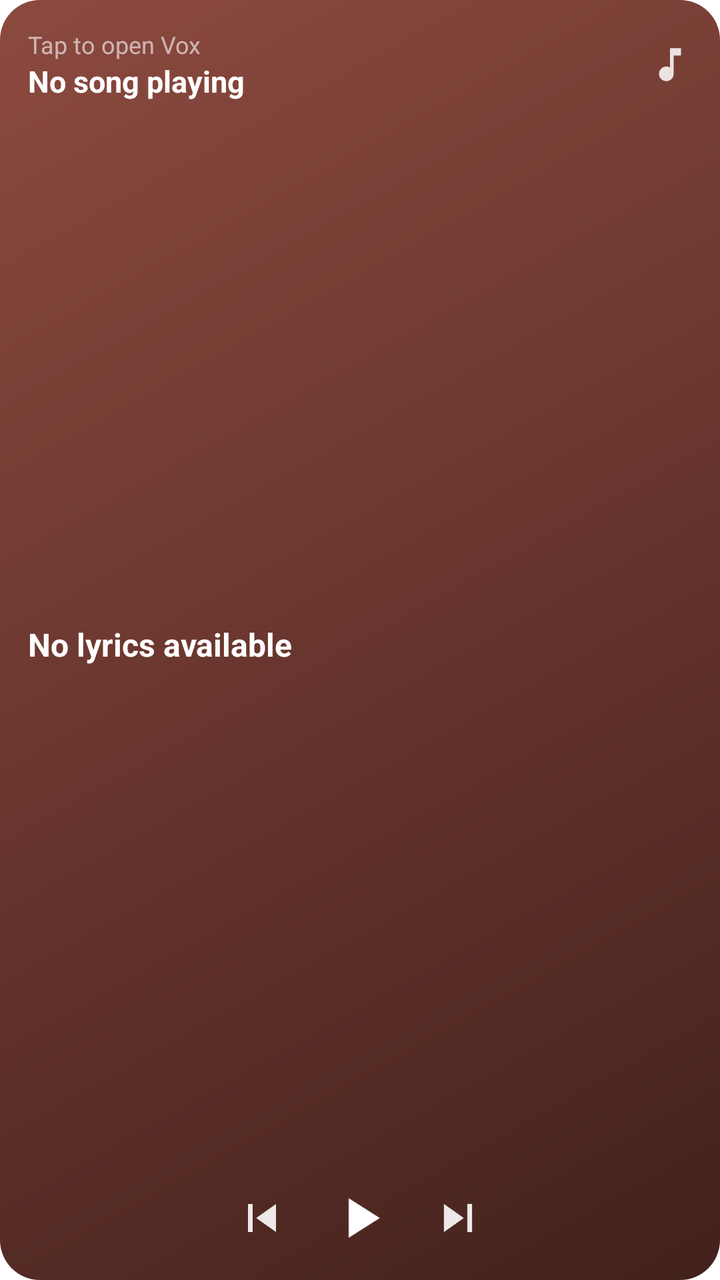
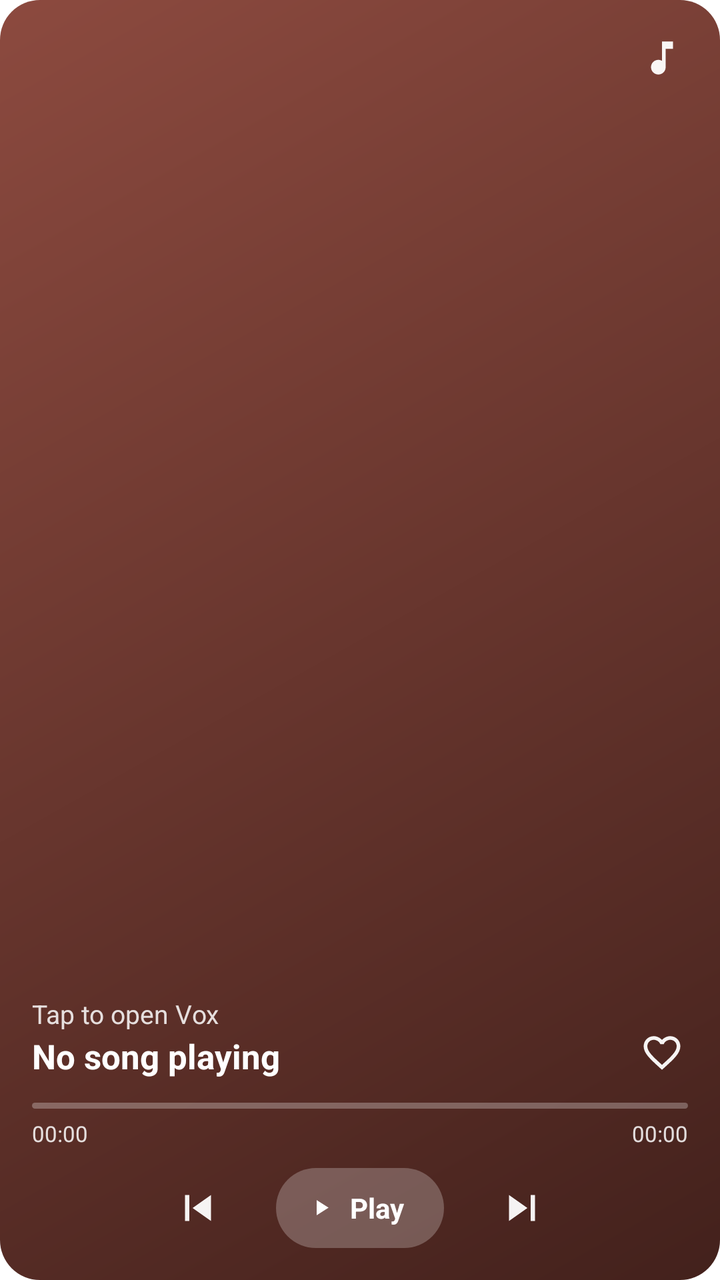

Before-and-after screenshots of an Android layout around one commit, followed by the original layout XML and the change that was made.
<!-- AndroidManifest.xml: application theme Theme.Vox -->
<!-- res/layout/widget_lyrics.xml -->
<?xml version="1.0" encoding="utf-8"?>
<FrameLayout xmlns:android="http://schemas.android.com/apk/res/android"
    android:id="@android:id/background"
    android:layout_width="match_parent"
    android:layout_height="match_parent"
    android:theme="@style/Theme.Widget.Vox">

    <ImageView
        android:id="@+id/widget_lyr_bg"
        android:layout_width="match_parent"
        android:layout_height="match_parent"
        android:scaleType="fitXY"
        android:src="@drawable/widget_card_preview"
        android:contentDescription="@null" />

    <LinearLayout
        android:layout_width="match_parent"
        android:layout_height="match_parent"
        android:orientation="vertical"
        android:padding="14dp">

        <LinearLayout
            android:layout_width="match_parent"
            android:layout_height="wrap_content"
            android:orientation="horizontal"
            android:gravity="center_vertical">

            <LinearLayout
                android:layout_width="0dp"
                android:layout_height="wrap_content"
                android:layout_weight="1"
                android:orientation="vertical">

                <TextView
                    android:id="@+id/widget_lyr_artist"
                    android:layout_width="match_parent"
                    android:layout_height="wrap_content"
                    android:text="@string/tap_to_play"
                    android:textSize="12sp"
                    android:alpha="0.6"
                    android:textColor="@color/widget_on_card"
                    android:maxLines="1"
                    android:ellipsize="end" />

                <TextView
                    android:id="@+id/widget_lyr_title"
                    android:layout_width="match_parent"
                    android:layout_height="wrap_content"
                    android:text="@string/not_playing"
                    android:textSize="15sp"
                    android:textStyle="bold"
                    android:textColor="@color/widget_on_card"
                    android:maxLines="1"
                    android:ellipsize="end" />
            </LinearLayout>

            <ImageView
                android:id="@+id/widget_lyr_glyph"
                android:layout_width="22dp"
                android:layout_height="22dp"
                android:alpha="0.85"
                android:src="@drawable/ic_widget_music_note"
                android:contentDescription="@null" />
        </LinearLayout>

        <LinearLayout
            android:layout_width="match_parent"
            android:layout_height="0dp"
            android:layout_weight="1"
            android:layout_marginTop="10dp"
            android:orientation="vertical"
            android:gravity="center_vertical">

            <TextView
                android:id="@+id/widget_lyr_prev"
                android:layout_width="match_parent"
                android:layout_height="wrap_content"
                android:textSize="14sp"
                android:alpha="0.35"
                android:textColor="@color/widget_on_card"
                android:maxLines="1"
                android:ellipsize="end" />

            <TextView
                android:id="@+id/widget_lyr_current"
                android:layout_width="match_parent"
                android:layout_height="wrap_content"
                android:layout_marginTop="4dp"
                android:layout_marginBottom="4dp"
                android:text="@string/widget_no_lyrics"
                android:textSize="16sp"
                android:textStyle="bold"
                android:textColor="@color/widget_on_card"
                android:maxLines="2"
                android:ellipsize="end" />

            <TextView
                android:id="@+id/widget_lyr_next"
                android:layout_width="match_parent"
                android:layout_height="wrap_content"
                android:textSize="14sp"
                android:alpha="0.35"
                android:textColor="@color/widget_on_card"
                android:maxLines="1"
                android:ellipsize="end" />
        </LinearLayout>

        <LinearLayout
            android:layout_width="match_parent"
            android:layout_height="wrap_content"
            android:orientation="horizontal"
            android:gravity="center"
            android:layout_marginTop="8dp">

            <ImageView
                android:id="@+id/widget_lyr_skip_prev"
                android:layout_width="28dp"
                android:layout_height="28dp"
                android:layout_marginEnd="18dp"
                android:alpha="0.9"
                android:src="@drawable/ic_widget_skip_previous"
                android:contentDescription="@string/previous" />

            <ImageView
                android:id="@+id/widget_lyr_play_pause"
                android:layout_width="34dp"
                android:layout_height="34dp"
                android:src="@drawable/ic_widget_play"
                android:contentDescription="@string/play_pause" />

            <ImageView
                android:id="@+id/widget_lyr_skip_next"
                android:layout_width="28dp"
                android:layout_height="28dp"
                android:layout_marginStart="18dp"
                android:alpha="0.9"
                android:src="@drawable/ic_widget_skip_next"
                android:contentDescription="@string/next" />
        </LinearLayout>
    </LinearLayout>
</FrameLayout>
<!-- resources referenced by this layout -->
<resources>
  <color name="widget_on_card">#FFFFFFFF</color>
  <!-- drawable ic_widget_play (drawable) -->
  <vector xmlns:android="http://schemas.android.com/apk/res/android"
      android:height="24dp"
      android:viewportHeight="24"
      android:viewportWidth="24"
      android:width="24dp">
      <path
          android:fillColor="#FFFFFF"
          android:pathData="M8,5v14l11,-7z"/>
  </vector>
  <!-- drawable ic_widget_skip_next (drawable) -->
  <vector xmlns:android="http://schemas.android.com/apk/res/android"
      android:height="24dp"
      android:viewportHeight="24"
      android:viewportWidth="24"
      android:width="24dp">
      <path
          android:fillColor="#FFFFFFFF"
          android:pathData="M6,18l8.5,-6L6,6v12zM16,6v12h2V6h-2z"/>
  </vector>
  <!-- drawable ic_widget_skip_previous (drawable) -->
  <vector xmlns:android="http://schemas.android.com/apk/res/android"
      android:height="24dp"
      android:viewportHeight="24"
      android:viewportWidth="24"
      android:width="24dp">
      <path
          android:fillColor="#FFFFFFFF"
          android:pathData="M6,6h2v12L6,18zM9.5,12l8.5,6L18,6z"/>
  </vector>
  <!-- drawable widget_card_preview (drawable) -->
  <?xml version="1.0" encoding="utf-8"?>
  <shape xmlns:android="http://schemas.android.com/apk/res/android"
      android:shape="rectangle">
      <gradient
          android:angle="315"
          android:startColor="#8C4A3F"
          android:endColor="#43211C"
          android:type="linear" />
      <corners android:radius="20dp" />
  </shape>
  <string name="next">Next</string>
  <string name="not_playing">No song playing</string>
  <string name="play_pause">Play/Pause</string>
  <string name="previous">Previous</string>
  <string name="tap_to_play">Tap to open Vox</string>
  <string name="widget_no_lyrics">No lyrics available</string>
  <style name="Theme.Widget.Vox" parent="@android:style/Theme.DeviceDefault.DayNight">
          <item name="android:colorBackground">#E6E1E5</item>
      </style>
  <!-- unchanged entries left out for length: 2 -->
</resources>

<!-- the commit's change to res/layout/widget_lyrics.xml (unified diff, before → after) -->
@@ -13,17 +13,45 @@
         android:src="@drawable/widget_card_preview"
         android:contentDescription="@null" />
 
+    
     <LinearLayout
+        android:id="@+id/widget_lyr_cover_group"
         android:layout_width="match_parent"
         android:layout_height="match_parent"
         android:orientation="vertical"
-        android:padding="14dp">
-
-        <LinearLayout
-            android:layout_width="match_parent"
-            android:layout_height="wrap_content"
-            android:orientation="horizontal"
-            android:gravity="center_vertical">
+        android:padding="16dp">
+
+        <LinearLayout
+            android:layout_width="match_parent"
+            android:layout_height="wrap_content"
+            android:gravity="center_vertical"
+            android:orientation="horizontal">
+
+            <Space
+                android:layout_width="0dp"
+                android:layout_height="0dp"
+                android:layout_weight="1" />
+
+            <ImageView
+                android:id="@+id/widget_lyr_cover_lyrics_toggle"
+                android:layout_width="26dp"
+                android:layout_height="26dp"
+                android:alpha="0.95"
+                android:padding="2dp"
+                android:src="@drawable/ic_widget_music_note"
+                android:contentDescription="@string/widget_lyrics" />
+        </LinearLayout>
+
+        <Space
+            android:layout_width="match_parent"
+            android:layout_height="0dp"
+            android:layout_weight="1" />
+
+        <LinearLayout
+            android:layout_width="match_parent"
+            android:layout_height="wrap_content"
+            android:gravity="bottom"
+            android:orientation="horizontal">
 
             <LinearLayout
                 android:layout_width="0dp"
@@ -32,54 +60,228 @@
                 android:orientation="vertical">
 
                 <TextView
+                    android:id="@+id/widget_lyr_cover_artist"
+                    android:layout_width="match_parent"
+                    android:layout_height="wrap_content"
+                    android:alpha="0.85"
+                    android:ellipsize="end"
+                    android:maxLines="1"
+                    android:text="@string/tap_to_play"
+                    android:textColor="@color/widget_on_card"
+                    android:textSize="13sp" />
+
+                <TextView
+                    android:id="@+id/widget_lyr_cover_title"
+                    android:layout_width="match_parent"
+                    android:layout_height="wrap_content"
+                    android:layout_marginTop="1dp"
+                    android:ellipsize="end"
+                    android:maxLines="1"
+                    android:text="@string/not_playing"
+                    android:textColor="@color/widget_on_card"
+                    android:textSize="17sp"
+                    android:textStyle="bold" />
+            </LinearLayout>
+
+            <ImageView
+                android:id="@+id/widget_lyr_cover_like"
+                android:layout_width="26dp"
+                android:layout_height="26dp"
+                android:layout_marginStart="10dp"
+                android:alpha="0.95"
+                android:padding="2dp"
+                android:src="@drawable/ic_widget_heart_outline_nav"
+                android:contentDescription="@string/like" />
+        </LinearLayout>
+
+        <FrameLayout
+            android:layout_width="match_parent"
+            android:layout_height="3dp"
+            android:layout_marginTop="12dp">
+
+            <ImageView
+                android:id="@+id/widget_lyr_cover_progress_track"
+                android:layout_width="match_parent"
+                android:layout_height="match_parent"
+                android:alpha="0.28"
+                android:scaleType="fitXY"
+                android:src="@drawable/widget_progress_track"
+                android:contentDescription="@null" />
+
+            <ImageView
+                android:id="@+id/widget_lyr_cover_progress_fill"
+                android:layout_width="match_parent"
+                android:layout_height="match_parent"
+                android:scaleType="fitXY"
+                android:src="@drawable/widget_progress_clip"
+                android:contentDescription="@null" />
+        </FrameLayout>
+
+        <LinearLayout
+            android:layout_width="match_parent"
+            android:layout_height="wrap_content"
+            android:layout_marginTop="5dp"
+            android:orientation="horizontal">
+
+            <TextView
+                android:id="@+id/widget_lyr_cover_elapsed"
+                android:layout_width="0dp"
+                android:layout_height="wrap_content"
+                android:layout_weight="1"
+                android:alpha="0.85"
+                android:text="00:00"
+                android:textColor="@color/widget_on_card"
+                android:textSize="11sp" />
+
+            <TextView
+                android:id="@+id/widget_lyr_cover_total"
+                android:layout_width="wrap_content"
+                android:layout_height="wrap_content"
+                android:alpha="0.85"
+                android:text="00:00"
+                android:textColor="@color/widget_on_card"
+                android:textSize="11sp" />
+        </LinearLayout>
+
+        <LinearLayout
+            android:layout_width="match_parent"
+            android:layout_height="wrap_content"
+            android:layout_marginTop="10dp"
+            android:gravity="center"
+            android:orientation="horizontal">
+
+            <ImageView
+                android:id="@+id/widget_lyr_cover_prev"
+                android:layout_width="30dp"
+                android:layout_height="30dp"
+                android:layout_marginEnd="24dp"
+                android:alpha="0.95"
+                android:padding="2dp"
+                android:src="@drawable/ic_widget_skip_previous"
+                android:contentDescription="@string/previous" />
+
+            <LinearLayout
+                android:id="@+id/widget_lyr_cover_pill"
+                android:layout_width="wrap_content"
+                android:layout_height="40dp"
+                android:background="@drawable/widget_pill_scrim_light"
+                android:gravity="center_vertical"
+                android:orientation="horizontal"
+                android:paddingStart="16dp"
+                android:paddingEnd="20dp">
+
+                <ImageView
+                    android:id="@+id/widget_lyr_cover_play_pause"
+                    android:layout_width="13dp"
+                    android:layout_height="13dp"
+                    android:src="@drawable/ic_widget_play"
+                    android:contentDescription="@string/play_pause" />
+
+                <TextView
+                    android:id="@+id/widget_lyr_cover_pill_text"
+                    android:layout_width="wrap_content"
+                    android:layout_height="wrap_content"
+                    android:layout_marginStart="8dp"
+                    android:text="@string/widget_play"
+                    android:textColor="@color/widget_on_card"
+                    android:textSize="14sp"
+                    android:textStyle="bold" />
+            </LinearLayout>
+
+            <ImageView
+                android:id="@+id/widget_lyr_cover_next"
+                android:layout_width="30dp"
+                android:layout_height="30dp"
+                android:layout_marginStart="24dp"
+                android:alpha="0.95"
+                android:padding="2dp"
+                android:src="@drawable/ic_widget_skip_next"
+                android:contentDescription="@string/next" />
+        </LinearLayout>
+    </LinearLayout>
+
+    
+    <LinearLayout
+        android:id="@+id/widget_lyr_lyrics_group"
+        android:layout_width="match_parent"
+        android:layout_height="match_parent"
+        android:orientation="vertical"
+        android:padding="16dp"
+        android:visibility="gone">
+
+        <LinearLayout
+            android:layout_width="match_parent"
+            android:layout_height="wrap_content"
+            android:gravity="center_vertical"
+            android:orientation="horizontal">
+
+            <LinearLayout
+                android:layout_width="0dp"
+                android:layout_height="wrap_content"
+                android:layout_weight="1"
+                android:orientation="vertical">
+
+                <TextView
                     android:id="@+id/widget_lyr_artist"
                     android:layout_width="match_parent"
                     android:layout_height="wrap_content"
+                    android:alpha="0.75"
+                    android:ellipsize="end"
+                    android:maxLines="1"
                     android:text="@string/tap_to_play"
-                    android:textSize="12sp"
-                    android:alpha="0.6"
-                    android:textColor="@color/widget_on_card"
-                    android:maxLines="1"
-                    android:ellipsize="end" />
+                    android:textColor="@color/widget_on_card"
+                    android:textSize="12sp" />
 
                 <TextView
                     android:id="@+id/widget_lyr_title"
                     android:layout_width="match_parent"
                     android:layout_height="wrap_content"
+                    android:ellipsize="end"
+                    android:maxLines="1"
                     android:text="@string/not_playing"
+                    android:textColor="@color/widget_on_card"
                     android:textSize="15sp"
-                    android:textStyle="bold"
-                    android:textColor="@color/widget_on_card"
-                    android:maxLines="1"
-                    android:ellipsize="end" />
+                    android:textStyle="bold" />
             </LinearLayout>
 
             <ImageView
-                android:id="@+id/widget_lyr_glyph"
-                android:layout_width="22dp"
-                android:layout_height="22dp"
-                android:alpha="0.85"
+                android:id="@+id/widget_lyr_lyrics_toggle"
+                android:layout_width="24dp"
+                android:layout_height="24dp"
+                android:alpha="0.95"
+                android:padding="2dp"
                 android:src="@drawable/ic_widget_music_note"
-                android:contentDescription="@null" />
+                android:contentDescription="@string/widget_lyrics" />
         </LinearLayout>
 
         <LinearLayout
             android:layout_width="match_parent"
             android:layout_height="0dp"
+            android:layout_marginTop="6dp"
             android:layout_weight="1"
-            android:layout_marginTop="10dp"
-            android:orientation="vertical"
-            android:gravity="center_vertical">
+            android:gravity="center_vertical"
+            android:orientation="vertical">
+
+            <TextView
+                android:id="@+id/widget_lyr_prev2"
+                android:layout_width="match_parent"
+                android:layout_height="wrap_content"
+                android:alpha="0.28"
+                android:ellipsize="end"
+                android:maxLines="1"
+                android:textColor="@color/widget_on_card"
+                android:textSize="12sp" />
 
             <TextView
                 android:id="@+id/widget_lyr_prev"
                 android:layout_width="match_parent"
                 android:layout_height="wrap_content"
-                android:textSize="14sp"
-                android:alpha="0.35"
-                android:textColor="@color/widget_on_card"
+                android:layout_marginTop="3dp"
+                android:alpha="0.45"
+                android:ellipsize="end"
                 android:maxLines="1"
-                android:ellipsize="end" />
+                android:textColor="@color/widget_on_card"
+                android:textSize="14sp" />
 
             <TextView
                 android:id="@+id/widget_lyr_current"
@@ -87,53 +289,136 @@
                 android:layout_height="wrap_content"
                 android:layout_marginTop="4dp"
                 android:layout_marginBottom="4dp"
+                android:ellipsize="end"
+                android:maxLines="2"
                 android:text="@string/widget_no_lyrics"
-                android:textSize="16sp"
-                android:textStyle="bold"
-                android:textColor="@color/widget_on_card"
-                android:maxLines="2"
-                android:ellipsize="end" />
+                android:textColor="@color/widget_on_card"
+                android:textSize="17sp"
+                android:textStyle="bold" />
 
             <TextView
                 android:id="@+id/widget_lyr_next"
                 android:layout_width="match_parent"
                 android:layout_height="wrap_content"
-                android:textSize="14sp"
-                android:alpha="0.35"
-                android:textColor="@color/widget_on_card"
+                android:layout_marginTop="3dp"
+                android:alpha="0.45"
+                android:ellipsize="end"
                 android:maxLines="1"
-                android:ellipsize="end" />
-        </LinearLayout>
-
-        <LinearLayout
-            android:layout_width="match_parent"
-            android:layout_height="wrap_content"
-            android:orientation="horizontal"
+                android:textColor="@color/widget_on_card"
+                android:textSize="14sp" />
+
+            <TextView
+                android:id="@+id/widget_lyr_next2"
+                android:layout_width="match_parent"
+                android:layout_height="wrap_content"
+                android:layout_marginTop="3dp"
+                android:alpha="0.28"
+                android:ellipsize="end"
+                android:maxLines="1"
+                android:textColor="@color/widget_on_card"
+                android:textSize="12sp" />
+        </LinearLayout>
+
+        <FrameLayout
+            android:layout_width="match_parent"
+            android:layout_height="3dp">
+
+            <ImageView
+                android:id="@+id/widget_lyr_progress_track"
+                android:layout_width="match_parent"
+                android:layout_height="match_parent"
+                android:alpha="0.28"
+                android:scaleType="fitXY"
+                android:src="@drawable/widget_progress_track"
+                android:contentDescription="@null" />
+
+            <ImageView
+                android:id="@+id/widget_lyr_progress_fill"
+                android:layout_width="match_parent"
+                android:layout_height="match_parent"
+                android:scaleType="fitXY"
+                android:src="@drawable/widget_progress_clip"
+                android:contentDescription="@null" />
+        </FrameLayout>
+
+        <LinearLayout
+            android:layout_width="match_parent"
+            android:layout_height="wrap_content"
+            android:layout_marginTop="5dp"
+            android:orientation="horizontal">
+
+            <TextView
+                android:id="@+id/widget_lyr_elapsed"
+                android:layout_width="0dp"
+                android:layout_height="wrap_content"
+                android:layout_weight="1"
+                android:alpha="0.85"
+                android:text="00:00"
+                android:textColor="@color/widget_on_card"
+                android:textSize="11sp" />
+
+            <TextView
+                android:id="@+id/widget_lyr_total"
+                android:layout_width="wrap_content"
+                android:layout_height="wrap_content"
+                android:alpha="0.85"
+                android:text="00:00"
+                android:textColor="@color/widget_on_card"
+                android:textSize="11sp" />
+        </LinearLayout>
+
+        <LinearLayout
+            android:layout_width="match_parent"
+            android:layout_height="wrap_content"
+            android:layout_marginTop="8dp"
             android:gravity="center"
-            android:layout_marginTop="8dp">
+            android:orientation="horizontal">
 
             <ImageView
                 android:id="@+id/widget_lyr_skip_prev"
                 android:layout_width="28dp"
                 android:layout_height="28dp"
-                android:layout_marginEnd="18dp"
-                android:alpha="0.9"
+                android:layout_marginEnd="20dp"
+                android:alpha="0.95"
+                android:padding="2dp"
                 android:src="@drawable/ic_widget_skip_previous"
                 android:contentDescription="@string/previous" />
 
-            <ImageView
-                android:id="@+id/widget_lyr_play_pause"
-                android:layout_width="34dp"
-                android:layout_height="34dp"
-                android:src="@drawable/ic_widget_play"
-                android:contentDescription="@string/play_pause" />
+            <LinearLayout
+                android:id="@+id/widget_lyr_pill"
+                android:layout_width="wrap_content"
+                android:layout_height="36dp"
+                android:background="@drawable/widget_pill_scrim_light"
+                android:gravity="center_vertical"
+                android:orientation="horizontal"
+                android:paddingStart="14dp"
+                android:paddingEnd="18dp">
+
+                <ImageView
+                    android:id="@+id/widget_lyr_play_pause"
+                    android:layout_width="12dp"
+                    android:layout_height="12dp"
+                    android:src="@drawable/ic_widget_play"
+                    android:contentDescription="@string/play_pause" />
+
+                <TextView
+                    android:id="@+id/widget_lyr_pill_text"
+                    android:layout_width="wrap_content"
+                    android:layout_height="wrap_content"
+                    android:layout_marginStart="7dp"
+                    android:text="@string/widget_play"
+                    android:textColor="@color/widget_on_card"
+                    android:textSize="13sp"
+                    android:textStyle="bold" />
+            </LinearLayout>
 
             <ImageView
                 android:id="@+id/widget_lyr_skip_next"
                 android:layout_width="28dp"
                 android:layout_height="28dp"
-                android:layout_marginStart="18dp"
-                android:alpha="0.9"
+                android:layout_marginStart="20dp"
+                android:alpha="0.95"
+                android:padding="2dp"
                 android:src="@drawable/ic_widget_skip_next"
                 android:contentDescription="@string/next" />
         </LinearLayout>
<!-- resource entries referenced after the edit -->
@@ -1,6 +1,16 @@
 <!-- resources referenced by this layout -->
 <resources>
   <color name="widget_on_card">#FFFFFFFF</color>
+  <!-- drawable ic_widget_heart_outline_nav (drawable) -->
+  <vector xmlns:android="http://schemas.android.com/apk/res/android"
+      android:height="24dp"
+      android:viewportHeight="24"
+      android:viewportWidth="24"
+      android:width="24dp">
+      <path
+          android:fillColor="#FFFFFFFF"
+          android:pathData="M16.5,3c-1.74,0 -3.41,0.81 -4.5,2.09C10.91,3.81 9.24,3 7.5,3 4.42,3 2,5.42 2,8.5c0,3.78 3.4,6.86 8.55,11.54L12,21.35l1.45,-1.32C18.6,15.36 22,12.28 22,8.5 22,5.42 19.58,3 16.5,3zM12.1,18.55l-0.1,0.1 -0.1,-0.1C7.14,14.24 4,11.39 4,8.5 4,6.5 5.5,5 7.5,5c1.54,0 3.04,0.99 3.57,2.36h1.87C13.46,5.99 14.96,5 16.5,5c2,0 3.5,1.5 3.5,3.5 0,2.89 -3.14,5.74 -7.9,10.05z"/>
+  </vector>
   <!-- drawable ic_widget_play (drawable) -->
   <vector xmlns:android="http://schemas.android.com/apk/res/android"
       android:height="24dp"
@@ -42,15 +52,45 @@
           android:type="linear" />
       <corners android:radius="20dp" />
   </shape>
+  <!-- drawable widget_pill_scrim_light (drawable) -->
+  <?xml version="1.0" encoding="utf-8"?>
+  <shape xmlns:android="http://schemas.android.com/apk/res/android"
+      android:shape="rectangle">
+      <solid android:color="#3DFFFFFF" />
+      <corners android:radius="999dp" />
+  </shape>
+  <!-- drawable widget_progress_clip (drawable) -->
+  <?xml version="1.0" encoding="utf-8"?>
+  <clip xmlns:android="http://schemas.android.com/apk/res/android"
+      android:drawable="@drawable/widget_progress_fill"
+      android:clipOrientation="horizontal"
+      android:gravity="left" />
+  <!-- drawable widget_progress_track (drawable) -->
+  <?xml version="1.0" encoding="utf-8"?>
+  <shape xmlns:android="http://schemas.android.com/apk/res/android"
+      android:shape="rectangle">
+      <solid android:color="#FFFFFFFF" />
+      <corners android:radius="999dp" />
+  </shape>
+  <string name="like">Like</string>
   <string name="next">Next</string>
   <string name="not_playing">No song playing</string>
   <string name="play_pause">Play/Pause</string>
   <string name="previous">Previous</string>
   <string name="tap_to_play">Tap to open Vox</string>
+  <string name="widget_lyrics">Lyrics</string>
   <string name="widget_no_lyrics">No lyrics available</string>
+  <string name="widget_play">Play</string>
   <style name="Theme.Widget.Vox" parent="@android:style/Theme.DeviceDefault.DayNight">
           <item name="android:colorBackground">#E6E1E5</item>
       </style>
+  <!-- drawable widget_progress_fill (drawable) -->
+  <?xml version="1.0" encoding="utf-8"?>
+  <shape xmlns:android="http://schemas.android.com/apk/res/android"
+      android:shape="rectangle">
+      <solid android:color="#FFFFFFFF" />
+      <corners android:radius="999dp" />
+  </shape>
   <!-- unchanged entries left out for length: 2 -->
 </resources>
 
